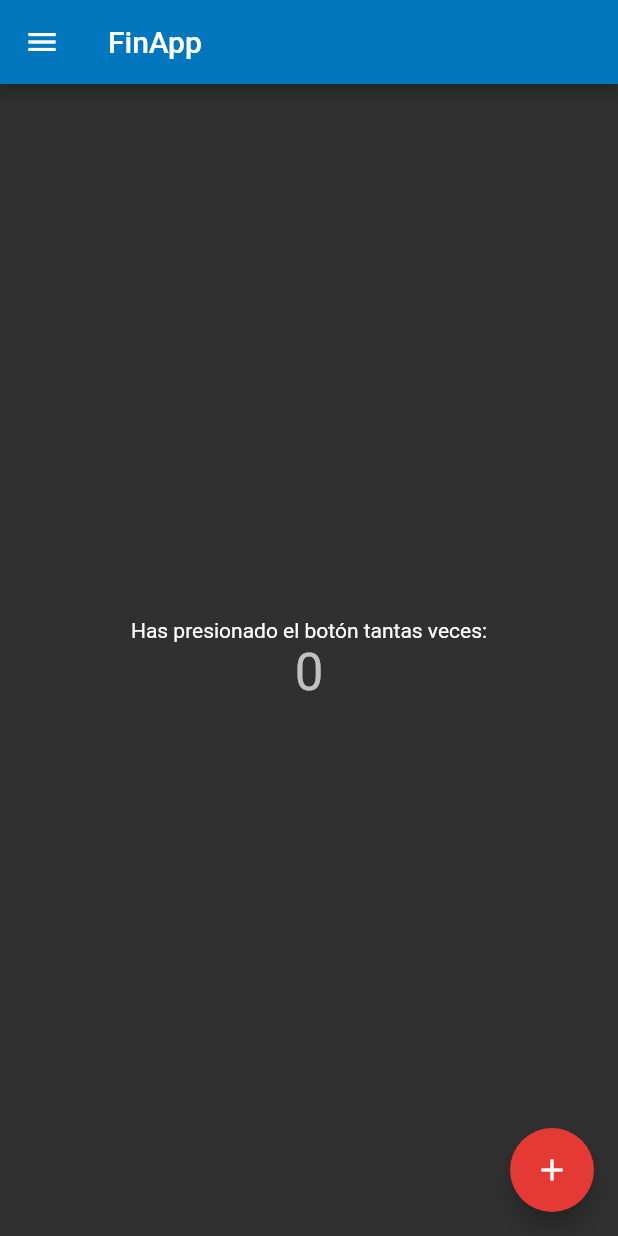
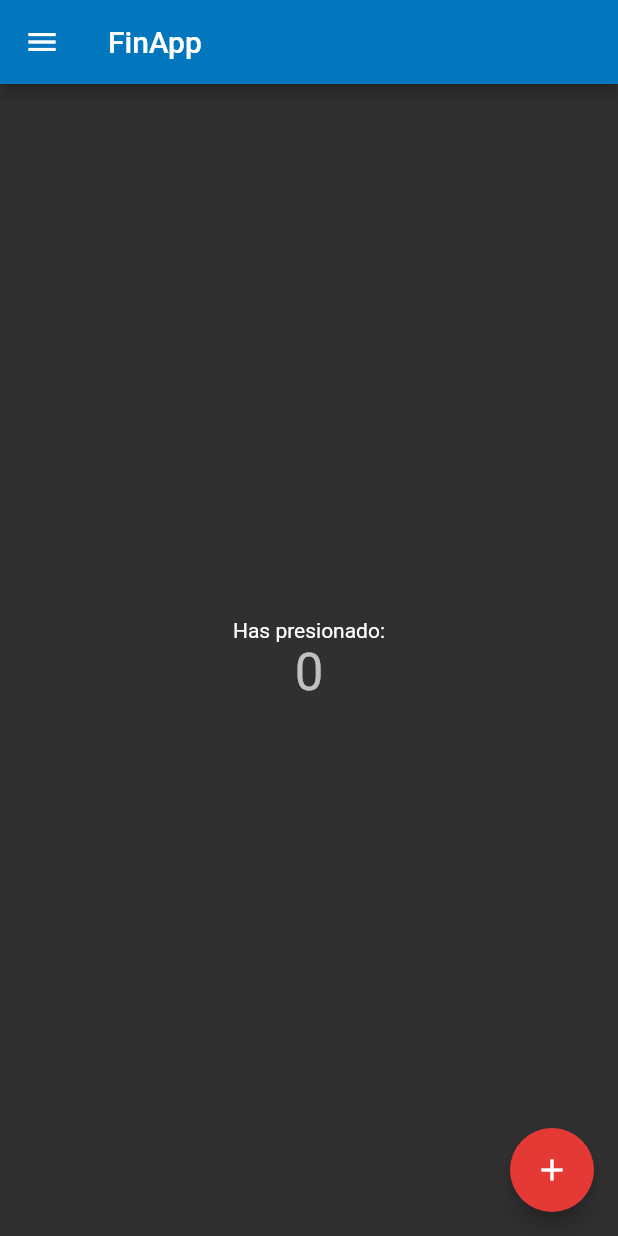
Before and after one commit to CARDONALUIS/AppFinanzasPersonales, a Flutter app: the screen it shows after launch, on a phone screen of 412 x 824 dp. Run offline on Flutter 3.47's test engine with Material 2 defaults, Android fonts, the light colour scheme and no system bars; Roboto replaces fonts that are missing (Georgia, Hind).

Commit message:
Se cambio el texto de un submenú
Se cambio el texto de un submenú

```diff
--- a/appfinanzaspersonales/lib/main.dart
+++ b/appfinanzaspersonales/lib/main.dart
@@ -54,7 +54,7 @@ class _MyHomePageState extends State<MyHomePage> {
           mainAxisAlignment: MainAxisAlignment.center,
           children: <Widget>[
             Text(
-              'Has presionado el botón tantas veces:',
+              'Has presionado:',
             ),
             Text(
               '$_counter',
@@ -74,7 +74,7 @@ class _MyHomePageState extends State<MyHomePage> {
               ),
             ),
             ListTile(
-              title: Text('Registrar ingresos y egresos'),
+              title: Text('Ingresos y egresos'),
               onTap: () {
                 Navigator.pop(context);
                 Navigator.push(
```
